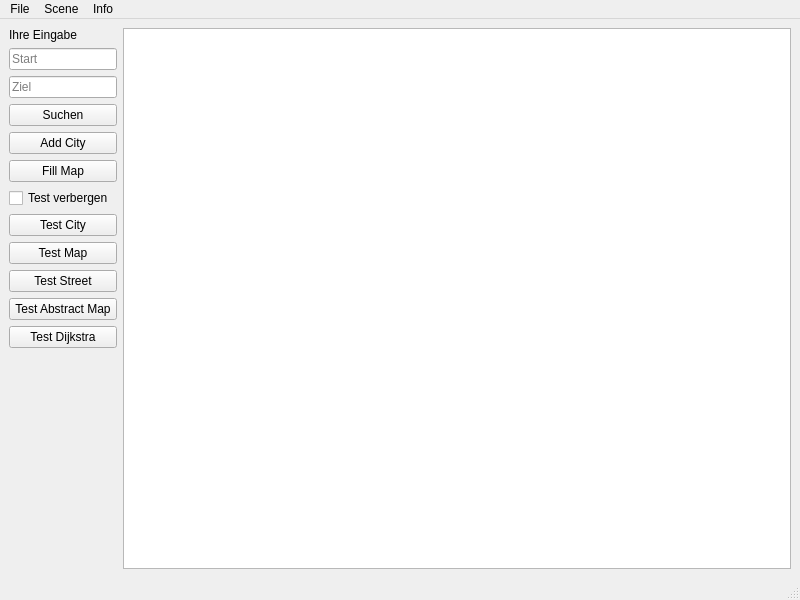
First picture: the form in Streetplaner/mainwindow.ui, repository sebaloh/rwth-eti-pi1-ss25, before the edit.
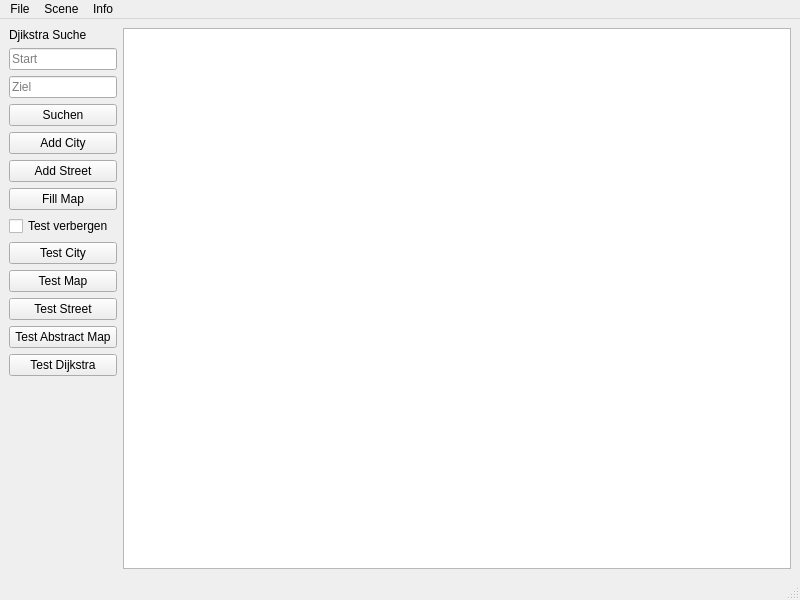
Second picture: the form after the edit.

```diff
--- a/Streetplaner/mainwindow.ui
+++ b/Streetplaner/mainwindow.ui
@@ -15,65 +15,17 @@
   </property>
   <widget class="QWidget" name="centralwidget">
    <layout class="QGridLayout" name="gridLayout" columnstretch="0,1">
-    <item row="8" column="0">
-     <widget class="QPushButton" name="pushButton_testMap">
-      <property name="text">
-       <string>Test Map</string>
-      </property>
-     </widget>
-    </item>
-    <item row="4" column="0">
-     <widget class="QPushButton" name="pushButton_addCity">
-      <property name="text">
-       <string>Add City</string>
-      </property>
-     </widget>
-    </item>
-    <item row="11" column="0">
-     <widget class="QPushButton" name="pushButton_testDijkstra">
-      <property name="text">
-       <string>Test Dijkstra</string>
-      </property>
-     </widget>
-    </item>
-    <item row="10" column="0">
-     <widget class="QPushButton" name="pushButton_testAbsMap">
-      <property name="text">
-       <string>Test Abstract Map</string>
-      </property>
-     </widget>
-    </item>
-    <item row="6" column="0">
-     <widget class="QCheckBox" name="checkBox_testVerbergen">
-      <property name="text">
-       <string>Test verbergen</string>
-      </property>
-     </widget>
-    </item>
-    <item row="9" column="0">
-     <widget class="QPushButton" name="pushButton_testStreet">
-      <property name="text">
-       <string>Test Street</string>
-      </property>
-     </widget>
-    </item>
-    <item row="0" column="1" rowspan="13">
-     <widget class="QGraphicsView" name="graphicsView"/>
-    </item>
-    <item row="5" column="0">
-     <widget class="QPushButton" name="pushButton_fillMap">
-      <property name="text">
-       <string>Fill Map</string>
-      </property>
-     </widget>
-    </item>
-    <item row="1" column="0">
-     <widget class="QLineEdit" name="lineEdit_cityStart">
+    <item row="2" column="0">
+     <widget class="QLineEdit" name="lineEdit_cityZiel">
       <property name="placeholderText">
-       <string>Start</string>
+       <string>Ziel</string>
       </property>
-      <property name="clearButtonEnabled">
-       <bool>true</bool>
+     </widget>
+    </item>
+    <item row="0" column="0">
+     <widget class="QLabel" name="label_eingabe">
+      <property name="text">
+       <string>Djikstra Suche</string>
       </property>
      </widget>
     </item>
@@ -87,14 +39,14 @@
       </property>
      </widget>
     </item>
-    <item row="0" column="0">
-     <widget class="QLabel" name="label_eingabe">
+    <item row="4" column="0">
+     <widget class="QPushButton" name="pushButton_addCity">
       <property name="text">
-       <string>Ihre Eingabe</string>
+       <string>Add City</string>
       </property>
      </widget>
     </item>
-    <item row="12" column="0">
+    <item row="13" column="0">
      <spacer name="spacer">
       <property name="orientation">
        <enum>Qt::Orientation::Vertical</enum>
@@ -107,17 +59,72 @@
       </property>
      </spacer>
     </item>
+    <item row="12" column="0">
+     <widget class="QPushButton" name="pushButton_testDijkstra">
+      <property name="text">
+       <string>Test Dijkstra</string>
+      </property>
+     </widget>
+    </item>
     <item row="7" column="0">
+     <widget class="QCheckBox" name="checkBox_testVerbergen">
+      <property name="text">
+       <string>Test verbergen</string>
+      </property>
+     </widget>
+    </item>
+    <item row="1" column="0">
+     <widget class="QLineEdit" name="lineEdit_cityStart">
+      <property name="placeholderText">
+       <string>Start</string>
+      </property>
+      <property name="clearButtonEnabled">
+       <bool>true</bool>
+      </property>
+     </widget>
+    </item>
+    <item row="10" column="0">
+     <widget class="QPushButton" name="pushButton_testStreet">
+      <property name="text">
+       <string>Test Street</string>
+      </property>
+     </widget>
+    </item>
+    <item row="11" column="0">
+     <widget class="QPushButton" name="pushButton_testAbsMap">
+      <property name="text">
+       <string>Test Abstract Map</string>
+      </property>
+     </widget>
+    </item>
+    <item row="8" column="0">
      <widget class="QPushButton" name="pushButton_testCity">
       <property name="text">
        <string>Test City</string>
       </property>
      </widget>
     </item>
-    <item row="2" column="0">
-     <widget class="QLineEdit" name="lineEdit_cityZiel">
-      <property name="placeholderText">
-       <string>Ziel</string>
+    <item row="6" column="0">
+     <widget class="QPushButton" name="pushButton_fillMap">
+      <property name="text">
+       <string>Fill Map</string>
+      </property>
+     </widget>
+    </item>
+    <item row="0" column="1" rowspan="14">
+     <widget class="QGraphicsView" name="graphicsView"/>
+    </item>
+    <item row="9" column="0">
+     <widget class="QPushButton" name="pushButton_testMap">
+      <property name="text">
+       <string>Test Map</string>
+      </property>
+     </widget>
+    </item>
+    <item row="5" column="0">
+     <widget class="QPushButton" name="pushButton_addStreet">
+      <property name="text">
+       <string>Add Street</string>
       </property>
      </widget>
     </item>
```
